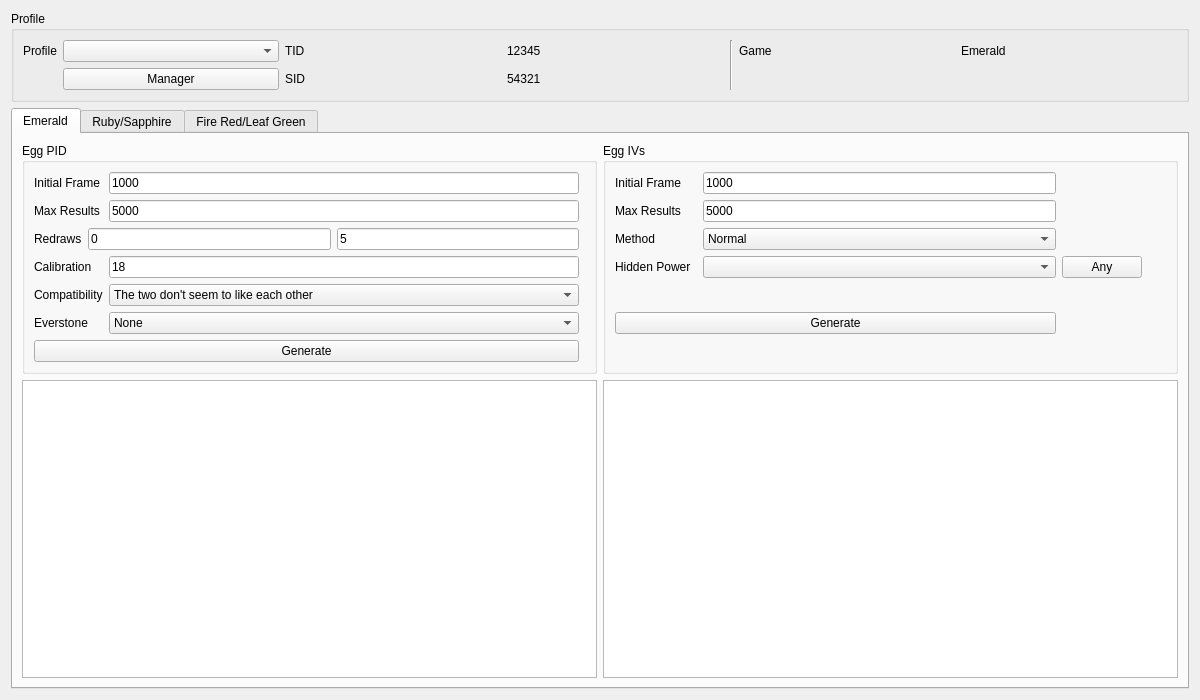
Admiral-Fish/PokeFinder, file Forms/Gen3/Eggs3.ui: the form before one commit.
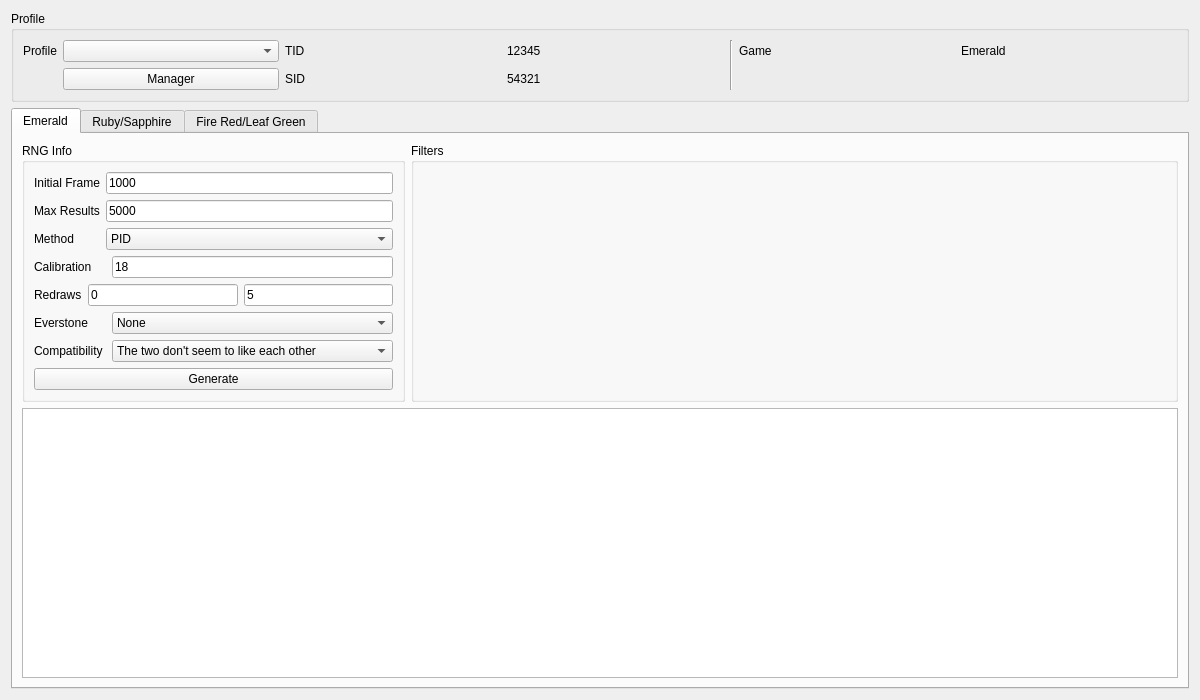
The form after the commit. The open tabs and pages were chosen to show the change. Custom widgets are drawn as their Qt base class.

Commit message: Merge emerald eggs

Diff of the .ui file:
```diff
--- a/Forms/Gen3/Eggs3.ui
+++ b/Forms/Gen3/Eggs3.ui
@@ -111,6 +111,40 @@
        <string>Emerald</string>
       </attribute>
       <layout class="QGridLayout" name="gridLayout_5">
+       <item row="1" column="0" colspan="2">
+        <widget class="TableView" name="tableViewEmerald">
+         <property name="sizePolicy">
+          <sizepolicy hsizetype="Expanding" vsizetype="Expanding">
+           <horstretch>1</horstretch>
+           <verstretch>0</verstretch>
+          </sizepolicy>
+         </property>
+         <attribute name="verticalHeaderVisible">
+          <bool>false</bool>
+         </attribute>
+        </widget>
+       </item>
+       <item row="0" column="1">
+        <widget class="QGroupBox" name="groupBoxEmeraldIVs">
+         <property name="sizePolicy">
+          <sizepolicy hsizetype="Preferred" vsizetype="Preferred">
+           <horstretch>2</horstretch>
+           <verstretch>0</verstretch>
+          </sizepolicy>
+         </property>
+         <property name="title">
+          <string>Filters</string>
+         </property>
+         <layout class="QGridLayout" name="gridLayout_4">
+          <item row="1" column="0" colspan="2">
+           <widget class="EggSettings" name="eggSettingsEmerald" native="true"/>
+          </item>
+          <item row="0" column="0" colspan="2">
+           <widget class="Filter" name="filterEmerald" native="true"/>
+          </item>
+         </layout>
+        </widget>
+       </item>
        <item row="0" column="0">
         <widget class="QGroupBox" name="groupBoxEmeraldPID">
          <property name="sizePolicy">
@@ -120,9 +154,92 @@
           </sizepolicy>
          </property>
          <property name="title">
-          <string>Egg PID</string>
+          <string>RNG Info</string>
          </property>
          <layout class="QGridLayout" name="gridLayout_2">
+          <item row="0" column="1" colspan="2">
+           <widget class="TextBox" name="textBoxEmeraldInitialFrame">
+            <property name="text">
+             <string notr="true">1000</string>
+            </property>
+           </widget>
+          </item>
+          <item row="6" column="0" colspan="2">
+           <widget class="QLabel" name="labelEmeraldCompatibility">
+            <property name="sizePolicy">
+             <sizepolicy hsizetype="Fixed" vsizetype="Preferred">
+              <horstretch>0</horstretch>
+              <verstretch>0</verstretch>
+             </sizepolicy>
+            </property>
+            <property name="text">
+             <string>Compatibility</string>
+            </property>
+           </widget>
+          </item>
+          <item row="3" column="2">
+           <widget class="TextBox" name="textBoxCalibration">
+            <property name="text">
+             <string notr="true">18</string>
+            </property>
+           </widget>
+          </item>
+          <item row="6" column="2">
+           <widget class="ComboBox" name="comboBoxEmeraldCompatibility">
+            <item>
+             <property name="text">
+              <string>The two don't seem to like each other</string>
+             </property>
+            </item>
+            <item>
+             <property name="text">
+              <string>The two seem to get along</string>
+             </property>
+            </item>
+            <item>
+             <property name="text">
+              <string>The two seem to get along very well</string>
+             </property>
+            </item>
+           </widget>
+          </item>
+          <item row="2" column="0">
+           <widget class="QLabel" name="labelEmeraldMethod">
+            <property name="sizePolicy">
+             <sizepolicy hsizetype="Fixed" vsizetype="Preferred">
+              <horstretch>0</horstretch>
+              <verstretch>0</verstretch>
+             </sizepolicy>
+            </property>
+            <property name="text">
+             <string>Method</string>
+            </property>
+           </widget>
+          </item>
+          <item row="2" column="1" colspan="2">
+           <widget class="ComboBox" name="comboBoxEmeraldMethod">
+            <item>
+             <property name="text">
+              <string>PID</string>
+             </property>
+            </item>
+            <item>
+             <property name="text">
+              <string>Normal</string>
+             </property>
+            </item>
+            <item>
+             <property name="text">
+              <string>Split</string>
+             </property>
+            </item>
+            <item>
+             <property name="text">
+              <string>Alternate</string>
+             </property>
+            </item>
+           </widget>
+          </item>
           <item row="0" column="0">
            <widget class="QLabel" name="labelEmeraldPIDInitialFrame">
             <property name="sizePolicy">
@@ -136,10 +253,16 @@
             </property>
            </widget>
           </item>
-          <item row="0" column="1">
-           <widget class="TextBox" name="textBoxEmeraldPIDInitialFrame">
+          <item row="5" column="0">
+           <widget class="QLabel" name="labelEmeraldEverstone">
+            <property name="sizePolicy">
+             <sizepolicy hsizetype="Fixed" vsizetype="Preferred">
+              <horstretch>0</horstretch>
+              <verstretch>0</verstretch>
+             </sizepolicy>
+            </property>
             <property name="text">
-             <string notr="true">1000</string>
+             <string>Everstone</string>
             </property>
            </widget>
           </item>
@@ -159,14 +282,34 @@
             </property>
            </widget>
           </item>
-          <item row="1" column="1">
-           <widget class="TextBox" name="textBoxEmeraldPIDMaxResults">
+          <item row="1" column="1" colspan="2">
+           <widget class="TextBox" name="textBoxEmeraldMaxResults">
             <property name="text">
              <string notr="true">5000</string>
             </property>
            </widget>
           </item>
-          <item row="2" column="0" colspan="2">
+          <item row="3" column="0">
+           <widget class="QLabel" name="labelEmeraldCalibration">
+            <property name="sizePolicy">
+             <sizepolicy hsizetype="Fixed" vsizetype="Preferred">
+              <horstretch>0</horstretch>
+              <verstretch>0</verstretch>
+             </sizepolicy>
+            </property>
+            <property name="text">
+             <string>Calibration</string>
+            </property>
+           </widget>
+          </item>
+          <item row="7" column="0" colspan="3">
+           <widget class="QPushButton" name="pushButtonEmeraldGenerate">
+            <property name="text">
+             <string>Generate</string>
+            </property>
+           </widget>
+          </item>
+          <item row="4" column="0" colspan="3">
            <layout class="QHBoxLayout" name="horizontalLayout">
             <item>
              <widget class="QLabel" name="labelEmeraldRedraws">
@@ -197,72 +340,7 @@
             </item>
            </layout>
           </item>
-          <item row="3" column="0">
-           <widget class="QLabel" name="labelEmeraldCalibration">
-            <property name="sizePolicy">
-             <sizepolicy hsizetype="Fixed" vsizetype="Preferred">
-              <horstretch>0</horstretch>
-              <verstretch>0</verstretch>
-             </sizepolicy>
-            </property>
-            <property name="text">
-             <string>Calibration</string>
-            </property>
-           </widget>
-          </item>
-          <item row="3" column="1">
-           <widget class="TextBox" name="textBoxCalibration">
-            <property name="text">
-             <string notr="true">18</string>
-            </property>
-           </widget>
-          </item>
-          <item row="4" column="0">
-           <widget class="QLabel" name="labelEmeraldCompatibility">
-            <property name="sizePolicy">
-             <sizepolicy hsizetype="Fixed" vsizetype="Preferred">
-              <horstretch>0</horstretch>
-              <verstretch>0</verstretch>
-             </sizepolicy>
-            </property>
-            <property name="text">
-             <string>Compatibility</string>
-            </property>
-           </widget>
-          </item>
-          <item row="4" column="1">
-           <widget class="ComboBox" name="comboBoxEmeraldCompatibility">
-            <item>
-             <property name="text">
-              <string>The two don't seem to like each other</string>
-             </property>
-            </item>
-            <item>
-             <property name="text">
-              <string>The two seem to get along</string>
-             </property>
-            </item>
-            <item>
-             <property name="text">
-              <string>The two seem to get along very well</string>
-             </property>
-            </item>
-           </widget>
-          </item>
-          <item row="5" column="0">
-           <widget class="QLabel" name="labelEmeraldEverstone">
-            <property name="sizePolicy">
-             <sizepolicy hsizetype="Fixed" vsizetype="Preferred">
-              <horstretch>0</horstretch>
-              <verstretch>0</verstretch>
-             </sizepolicy>
-            </property>
-            <property name="text">
-             <string>Everstone</string>
-            </property>
-           </widget>
-          </item>
-          <item row="5" column="1">
+          <item row="5" column="2">
            <widget class="QComboBox" name="comboBoxEverstone">
             <item>
              <property name="text">
@@ -271,168 +349,6 @@
             </item>
            </widget>
           </item>
-          <item row="6" column="0" colspan="2">
-           <widget class="QPushButton" name="pushButtonEmeraldPIDGenerate">
-            <property name="text">
-             <string>Generate</string>
-            </property>
-           </widget>
-          </item>
-         </layout>
-        </widget>
-       </item>
-       <item row="1" column="1">
-        <widget class="TableView" name="tableViewEmeraldIVs">
-         <property name="sizePolicy">
-          <sizepolicy hsizetype="Expanding" vsizetype="Expanding">
-           <horstretch>1</horstretch>
-           <verstretch>0</verstretch>
-          </sizepolicy>
-         </property>
-         <attribute name="verticalHeaderVisible">
-          <bool>false</bool>
-         </attribute>
-        </widget>
-       </item>
-       <item row="1" column="0">
-        <widget class="TableView" name="tableViewEmeraldPID">
-         <property name="sizePolicy">
-          <sizepolicy hsizetype="Expanding" vsizetype="Expanding">
-           <horstretch>1</horstretch>
-           <verstretch>0</verstretch>
-          </sizepolicy>
-         </property>
-         <attribute name="verticalHeaderVisible">
-          <bool>false</bool>
-         </attribute>
-        </widget>
-       </item>
-       <item row="0" column="1">
-        <widget class="QGroupBox" name="groupBoxEmeraldIVs">
-         <property name="sizePolicy">
-          <sizepolicy hsizetype="Preferred" vsizetype="Preferred">
-           <horstretch>1</horstretch>
-           <verstretch>0</verstretch>
-          </sizepolicy>
-         </property>
-         <property name="title">
-          <string>Egg IVs</string>
-         </property>
-         <layout class="QGridLayout" name="gridLayout_4">
-          <item row="2" column="2">
-           <widget class="ComboBox" name="comboBoxEmeraldMethod">
-            <item>
-             <property name="text">
-              <string>Normal</string>
-             </property>
-            </item>
-            <item>
-             <property name="text">
-              <string>Split</string>
-             </property>
-            </item>
-            <item>
-             <property name="text">
-              <string>Alternate</string>
-             </property>
-            </item>
-           </widget>
-          </item>
-          <item row="0" column="2">
-           <widget class="TextBox" name="textBoxEmeraldIVsInitialFrame">
-            <property name="text">
-             <string notr="true">1000</string>
-            </property>
-           </widget>
-          </item>
-          <item row="0" column="7" rowspan="6">
-           <widget class="IVFilter" name="ivFilterEmerald" native="true"/>
-          </item>
-          <item row="5" column="0" colspan="3">
-           <widget class="QPushButton" name="pushButtonEmeraldIVsGenerate">
-            <property name="text">
-             <string>Generate</string>
-            </property>
-           </widget>
-          </item>
-          <item row="2" column="0">
-           <widget class="QLabel" name="labelEmeraldMethod">
-            <property name="sizePolicy">
-             <sizepolicy hsizetype="Fixed" vsizetype="Preferred">
-              <horstretch>0</horstretch>
-              <verstretch>0</verstretch>
-             </sizepolicy>
-            </property>
-            <property name="text">
-             <string>Method</string>
-            </property>
-           </widget>
-          </item>
-          <item row="3" column="0">
-           <widget class="QLabel" name="labelEmeraldHiddenPower">
-            <property name="sizePolicy">
-             <sizepolicy hsizetype="Fixed" vsizetype="Preferred">
-              <horstretch>0</horstretch>
-              <verstretch>0</verstretch>
-             </sizepolicy>
-            </property>
-            <property name="text">
-             <string>Hidden Power</string>
-            </property>
-           </widget>
-          </item>
-          <item row="1" column="0">
-           <widget class="QLabel" name="labelEmeraldIVsMaxResults">
-            <property name="sizePolicy">
-             <sizepolicy hsizetype="Fixed" vsizetype="Preferred">
-              <horstretch>0</horstretch>
-              <verstretch>0</verstretch>
-             </sizepolicy>
-            </property>
-            <property name="text">
-             <string>Max Results</string>
-            </property>
-           </widget>
-          </item>
-          <item row="0" column="0">
-           <widget class="QLabel" name="labelEmeraldIVsInitialFrame">
-            <property name="sizePolicy">
-             <sizepolicy hsizetype="Fixed" vsizetype="Preferred">
-              <horstretch>0</horstretch>
-              <verstretch>0</verstretch>
-             </sizepolicy>
-            </property>
-            <property name="text">
-             <string>Initial Frame</string>
-            </property>
-           </widget>
-          </item>
-          <item row="6" column="0" colspan="8">
-           <widget class="EggSettings" name="eggSettingsEmerald" native="true"/>
-          </item>
-          <item row="1" column="2">
-           <widget class="TextBox" name="textBoxEmeraldIVsMaxResults">
-            <property name="text">
-             <string notr="true">5000</string>
-            </property>
-           </widget>
-          </item>
-          <item row="3" column="2">
-           <widget class="CheckList" name="comboBoxEmeraldHiddenPower"/>
-          </item>
-          <item row="3" column="3">
-           <widget class="QPushButton" name="pushButtonEmeraldAnyHiddenPower">
-            <property name="sizePolicy">
-             <sizepolicy hsizetype="Fixed" vsizetype="Fixed">
-              <horstretch>0</horstretch>
-              <verstretch>0</verstretch>
-             </sizepolicy>
-            </property>
-            <property name="text">
-             <string>Any</string>
-            </property>
-           </widget>
-          </item>
          </layout>
         </widget>
        </item>
@@ -847,12 +763,6 @@
   </layout>
  </widget>
  <customwidgets>
-  <customwidget>
-   <class>IVFilter</class>
-   <extends>QWidget</extends>
-   <header>Forms/Controls/IVFilter.hpp</header>
-   <container>1</container>
-  </customwidget>
   <customwidget>
    <class>TextBox</class>
    <extends>QLineEdit</extends>
@@ -863,14 +773,6 @@
    <extends>QComboBox</extends>
    <header>Forms/Controls/ComboBox.hpp</header>
   </customwidget>
-  <customwidget>
-   <class>CheckList</class>
-   <extends>QComboBox</extends>
-   <header>Forms/Controls/CheckList.hpp</header>
-   <slots>
-    <slot>resetChecks()</slot>
-   </slots>
-  </customwidget>
   <customwidget>
    <class>TableView</class>
    <extends>QTableView</extends>
```
Left out of the diff: 48 changed lines with no effect on the pictures. The commit also changes 2 other files.
